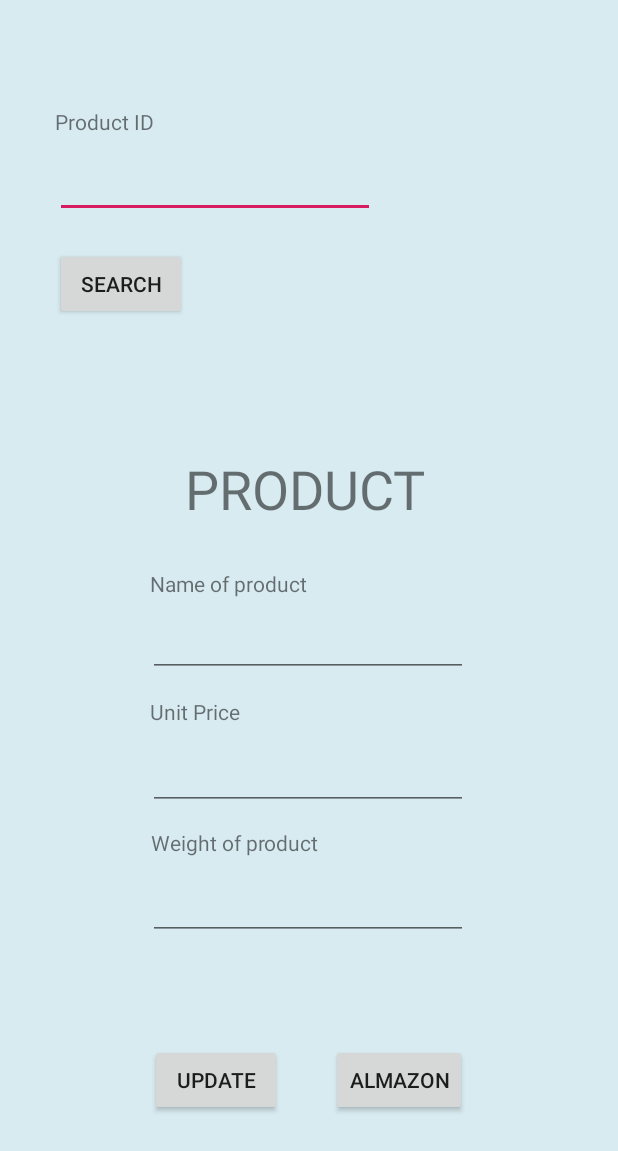
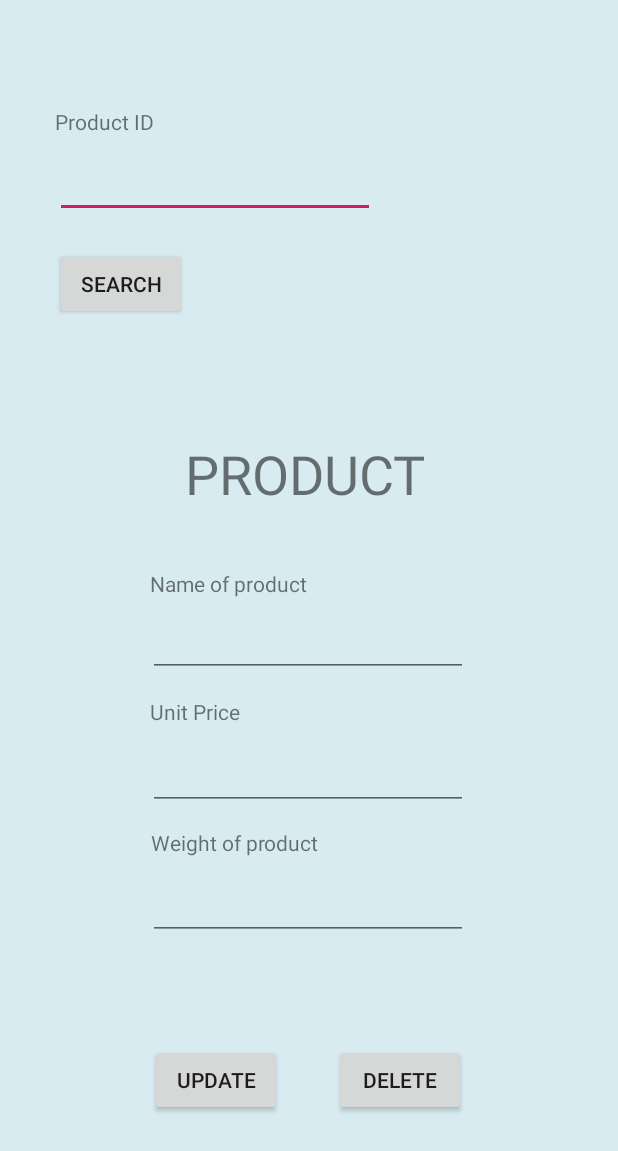
Before and after one commit to ImanolM/AndroidApp-CRUD, an Android app: the layout activity_product_manager.xml on its own in the app's theme, with its tools: preview values and no code run, on a phone screen of 412 x 824 dp. Shown: the top 1151 px of the screen. Run offline under Robolectric (Android 15) with nearby library versions, the phone set to English and light mode, and no system bars.

Commit message:
Update funcionando en Android

```diff
--- a/app/src/main/java/com/example/almazon/MainActivity.java
+++ b/app/src/main/java/com/example/almazon/MainActivity.java
@@ -37,7 +37,7 @@ import retrofit2.converter.simplexml.SimpleXmlConverterFactory;
 
 public class MainActivity extends AppCompatActivity implements View.OnClickListener {
     static final String TAG = MainActivity.class.getSimpleName();
-    public static final String BASE_URL = "http://192.168.20.76:8080/CRUD-Server/webresources/";
+    public static final String BASE_URL = "http://192.168.0.29:8080/CRUD-Server/webresources/";
     public static final int DASHBOARD_ACTIVITY = 3;
     static Retrofit retrofit = null;
     private AsymmetricEncryption ae;
--- a/app/src/main/java/com/example/almazon/retrofit/ProductApiService.java
+++ b/app/src/main/java/com/example/almazon/retrofit/ProductApiService.java
@@ -8,6 +8,7 @@ import retrofit2.http.Body;
 import retrofit2.http.GET;
 import retrofit2.http.Headers;
 import retrofit2.http.POST;
+import retrofit2.http.PUT;
 import retrofit2.http.Path;
 import retrofit2.http.Query;
 
@@ -20,4 +21,7 @@ public interface ProductApiService {
     @GET("product/{id}")
     Call<Product> getProduct(@Path("id") String id);
 
+    @PUT("product")
+    Call<Product> updateProduct(@Body Product product);
+
 }
--- a/app/src/main/java/com/example/almazon/retrofit/RetroFitInstancer.java
+++ b/app/src/main/java/com/example/almazon/retrofit/RetroFitInstancer.java
@@ -8,7 +8,7 @@ import retrofit2.converter.gson.GsonConverterFactory;
 
 public class RetroFitInstancer {
     static Retrofit retrofit = null;
-    public static final String BASE_URL = "http://192.168.20.76:8080/CRUD-Server/webresources/";
+    public static final String BASE_URL = "http://192.168.0.29:8080/CRUD-Server/webresources/";
 
 
     public static Retrofit getRetrofitInstance(){
--- a/app/src/main/res/layout/activity_product_manager.xml
+++ b/app/src/main/res/layout/activity_product_manager.xml
@@ -55,7 +55,7 @@
         app:layout_constraintHorizontal_bias="0.497"
         app:layout_constraintStart_toStartOf="parent"
         app:layout_constraintTop_toTopOf="parent"
-        app:layout_constraintVertical_bias="0.388" />
+        app:layout_constraintVertical_bias="0.375" />
 
     <EditText
         android:id="@+id/product_name"
@@ -136,7 +136,7 @@
         android:id="@+id/button"
         android:layout_width="wrap_content"
         android:layout_height="wrap_content"
-        android:text="@string/app_name"
+        android:text="@string/btn_Delete"
         app:layout_constraintBottom_toBottomOf="parent"
         app:layout_constraintEnd_toEndOf="parent"
         app:layout_constraintHorizontal_bias="0.687"
@@ -145,7 +145,7 @@
         app:layout_constraintVertical_bias="0.897" />
 
     <Button
-        android:id="@+id/button3"
+        android:id="@+id/btn_update"
         android:layout_width="wrap_content"
         android:layout_height="wrap_content"
         android:text="@string/btn_Update"
```
Also changed, not shown: app/src/main/java/com/example/almazon/activities/ProductManagerActivity.java (+16 -0 lines), app/src/main/java/com/example/almazon/retrofit/ProductREST.java (+20 -0 lines).
